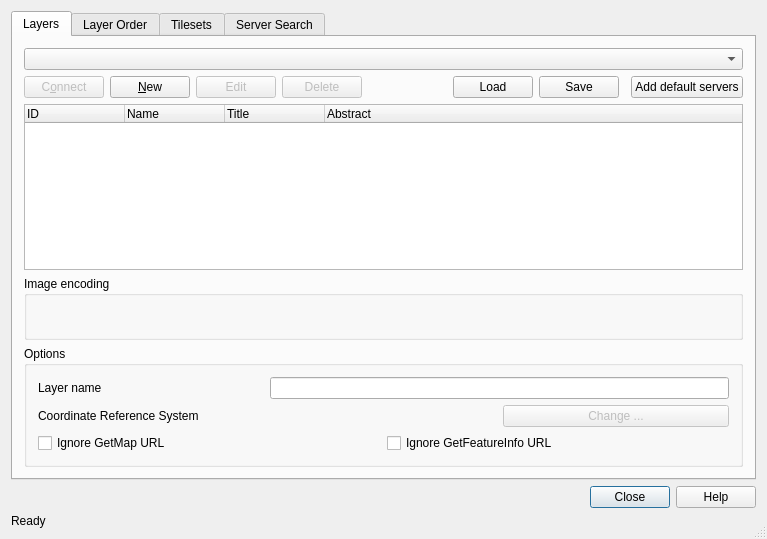
Old version of the form qgis/src/ui/qgswmssourceselectbase.ui in the repository sourcepole/qgis.
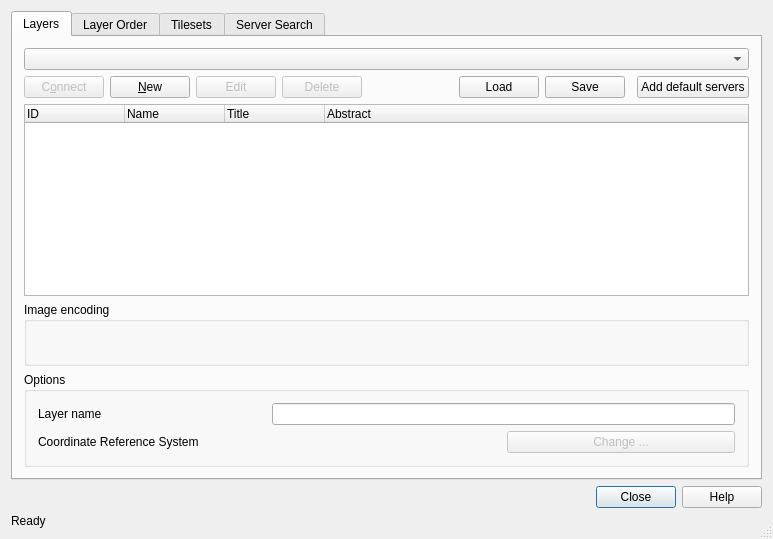
New version of the form. Icons and pictures are not drawn.

Commit message: [FEATURE] move option to ignore GetMap and GetFeatureInfo URI from WMS GetCapabilities to connection

The edit to the form file:
```diff
--- a/qgis/src/ui/qgswmssourceselectbase.ui
+++ b/qgis/src/ui/qgswmssourceselectbase.ui
@@ -6,7 +6,7 @@
    <rect>
     <x>0</x>
     <y>0</y>
-    <width>767</width>
+    <width>773</width>
     <height>539</height>
    </rect>
   </property>
@@ -223,30 +223,6 @@
             </property>
            </widget>
           </item>
-          <item row="2" column="0" colspan="3">
-           <layout class="QHBoxLayout">
-            <item>
-             <widget class="QCheckBox" name="cbxIgnoreGetMap">
-              <property name="toolTip">
-               <string>Use base url instead of advertised GetFeatureInfo URL</string>
-              </property>
-              <property name="text">
-               <string>Ignore GetMap URL</string>
-              </property>
-             </widget>
-            </item>
-            <item>
-             <widget class="QCheckBox" name="cbxIgnoreGetFeatureInfo">
-              <property name="toolTip">
-               <string>Use base url instead of advertised GetFeatureInfo URL</string>
-              </property>
-              <property name="text">
-               <string>Ignore GetFeatureInfo URL</string>
-              </property>
-             </widget>
-            </item>
-           </layout>
-          </item>
          </layout>
         </widget>
        </item>
```
Left out of the diff: 2 changed lines with no effect on the pictures. The commit also changes 4 other files.
